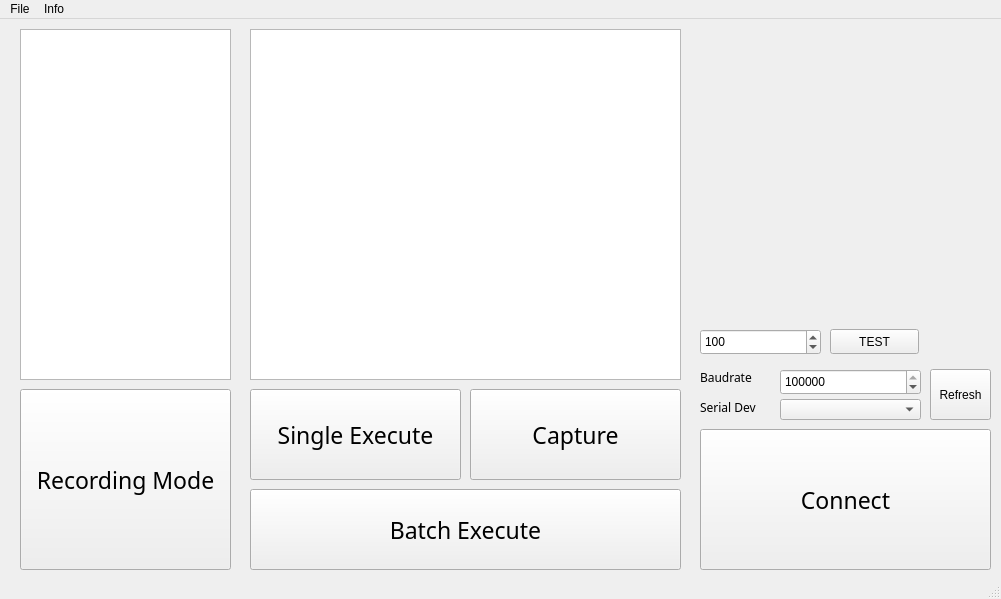
The window that GUI_Controller/SIOR_TITAN/mainwindow.ui (SweetWeeds/SIOR-TITAN) describes before a commit, drawn with Qt 5.
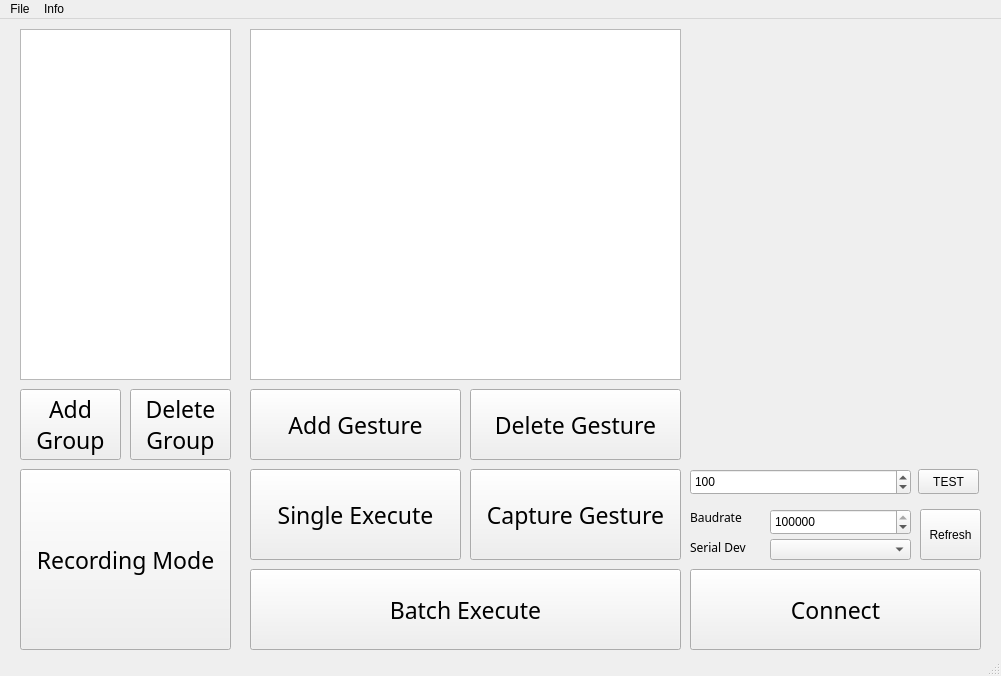
The same window after the commit.

What changed in the file:
```diff
--- a/GUI_Controller/SIOR_TITAN/mainwindow.ui
+++ b/GUI_Controller/SIOR_TITAN/mainwindow.ui
@@ -7,7 +7,7 @@
     <x>0</x>
     <y>0</y>
     <width>1001</width>
-    <height>599</height>
+    <height>676</height>
    </rect>
   </property>
   <property name="sizePolicy">
@@ -44,7 +44,7 @@
     <property name="geometry">
      <rect>
       <x>20</x>
-      <y>370</y>
+      <y>450</y>
       <width>211</width>
       <height>181</height>
      </rect>
@@ -65,7 +65,7 @@
     <property name="geometry">
      <rect>
       <x>250</x>
-      <y>370</y>
+      <y>450</y>
       <width>211</width>
       <height>91</height>
      </rect>
@@ -86,7 +86,7 @@
     <property name="geometry">
      <rect>
       <x>470</x>
-      <y>370</y>
+      <y>450</y>
       <width>211</width>
       <height>91</height>
      </rect>
@@ -100,14 +100,14 @@
      </font>
     </property>
     <property name="text">
-     <string>Capture</string>
+     <string>Capture Gesture</string>
     </property>
    </widget>
    <widget class="QPushButton" name="batchExecuteButton">
     <property name="geometry">
      <rect>
       <x>250</x>
-      <y>470</y>
+      <y>550</y>
       <width>431</width>
       <height>81</height>
      </rect>
@@ -127,10 +127,10 @@
    <widget class="QLabel" name="humanoid_pic">
     <property name="geometry">
      <rect>
-      <x>710</x>
+      <x>690</x>
       <y>10</y>
-      <width>281</width>
-      <height>281</height>
+      <width>291</width>
+      <height>431</height>
      </rect>
     </property>
     <property name="text">
@@ -140,10 +140,10 @@
    <widget class="QPushButton" name="serialConnectButton">
     <property name="geometry">
      <rect>
-      <x>700</x>
-      <y>410</y>
+      <x>690</x>
+      <y>550</y>
       <width>291</width>
-      <height>141</height>
+      <height>81</height>
      </rect>
     </property>
     <property name="font">
@@ -161,8 +161,8 @@
    <widget class="QComboBox" name="serialComboBox">
     <property name="geometry">
      <rect>
-      <x>780</x>
-      <y>380</y>
+      <x>770</x>
+      <y>520</y>
       <width>141</width>
       <height>21</height>
      </rect>
@@ -171,8 +171,8 @@
    <widget class="QLabel" name="serial_label">
     <property name="geometry">
      <rect>
-      <x>700</x>
-      <y>380</y>
+      <x>690</x>
+      <y>520</y>
       <width>81</width>
       <height>16</height>
      </rect>
@@ -191,8 +191,8 @@
    <widget class="QPushButton" name="refreshButton">
     <property name="geometry">
      <rect>
-      <x>930</x>
-      <y>350</y>
+      <x>920</x>
+      <y>490</y>
       <width>61</width>
       <height>51</height>
      </rect>
@@ -204,8 +204,8 @@
    <widget class="QLabel" name="baudrate_label">
     <property name="geometry">
      <rect>
-      <x>700</x>
-      <y>350</y>
+      <x>690</x>
+      <y>490</y>
       <width>81</width>
       <height>16</height>
      </rect>
@@ -224,8 +224,8 @@
    <widget class="QSpinBox" name="baudrateSpinBox">
     <property name="geometry">
      <rect>
-      <x>780</x>
-      <y>350</y>
+      <x>770</x>
+      <y>490</y>
       <width>141</width>
       <height>26</height>
      </rect>
@@ -246,9 +246,9 @@
    <widget class="QPushButton" name="testButton">
     <property name="geometry">
      <rect>
-      <x>830</x>
-      <y>310</y>
-      <width>89</width>
+      <x>918</x>
+      <y>450</y>
+      <width>61</width>
       <height>25</height>
      </rect>
     </property>
@@ -259,9 +259,9 @@
    <widget class="QSpinBox" name="testSpinBox">
     <property name="geometry">
      <rect>
-      <x>700</x>
-      <y>310</y>
-      <width>121</width>
+      <x>690</x>
+      <y>450</y>
+      <width>221</width>
       <height>26</height>
      </rect>
     </property>
@@ -278,6 +278,92 @@
      <number>100</number>
     </property>
    </widget>
+   <widget class="QPushButton" name="deleteGestureButton">
+    <property name="geometry">
+     <rect>
+      <x>470</x>
+      <y>370</y>
+      <width>211</width>
+      <height>71</height>
+     </rect>
+    </property>
+    <property name="font">
+     <font>
+      <family>맑은 고딕</family>
+      <pointsize>17</pointsize>
+      <weight>50</weight>
+      <bold>false</bold>
+     </font>
+    </property>
+    <property name="text">
+     <string>Delete Gesture</string>
+    </property>
+   </widget>
+   <widget class="QPushButton" name="addGestureButton">
+    <property name="geometry">
+     <rect>
+      <x>250</x>
+      <y>370</y>
+      <width>211</width>
+      <height>71</height>
+     </rect>
+    </property>
+    <property name="font">
+     <font>
+      <family>맑은 고딕</family>
+      <pointsize>17</pointsize>
+      <weight>50</weight>
+      <bold>false</bold>
+     </font>
+    </property>
+    <property name="text">
+     <string>Add Gesture</string>
+    </property>
+   </widget>
+   <widget class="QPushButton" name="addGroupButton">
+    <property name="geometry">
+     <rect>
+      <x>20</x>
+      <y>370</y>
+      <width>101</width>
+      <height>71</height>
+     </rect>
+    </property>
+    <property name="font">
+     <font>
+      <family>맑은 고딕</family>
+      <pointsize>17</pointsize>
+      <weight>50</weight>
+      <bold>false</bold>
+     </font>
+    </property>
+    <property name="text">
+     <string>Add
+Group</string>
+    </property>
+   </widget>
+   <widget class="QPushButton" name="deleteGroupButton">
+    <property name="geometry">
+     <rect>
+      <x>130</x>
+      <y>370</y>
+      <width>101</width>
+      <height>71</height>
+     </rect>
+    </property>
+    <property name="font">
+     <font>
+      <family>맑은 고딕</family>
+      <pointsize>17</pointsize>
+      <weight>50</weight>
+      <bold>false</bold>
+     </font>
+    </property>
+    <property name="text">
+     <string>Delete
+Group</string>
+    </property>
+   </widget>
   </widget>
   <widget class="QMenuBar" name="menubar">
    <property name="geometry">
```
Left out of the diff: 10 changed lines with no effect on the pictures.
